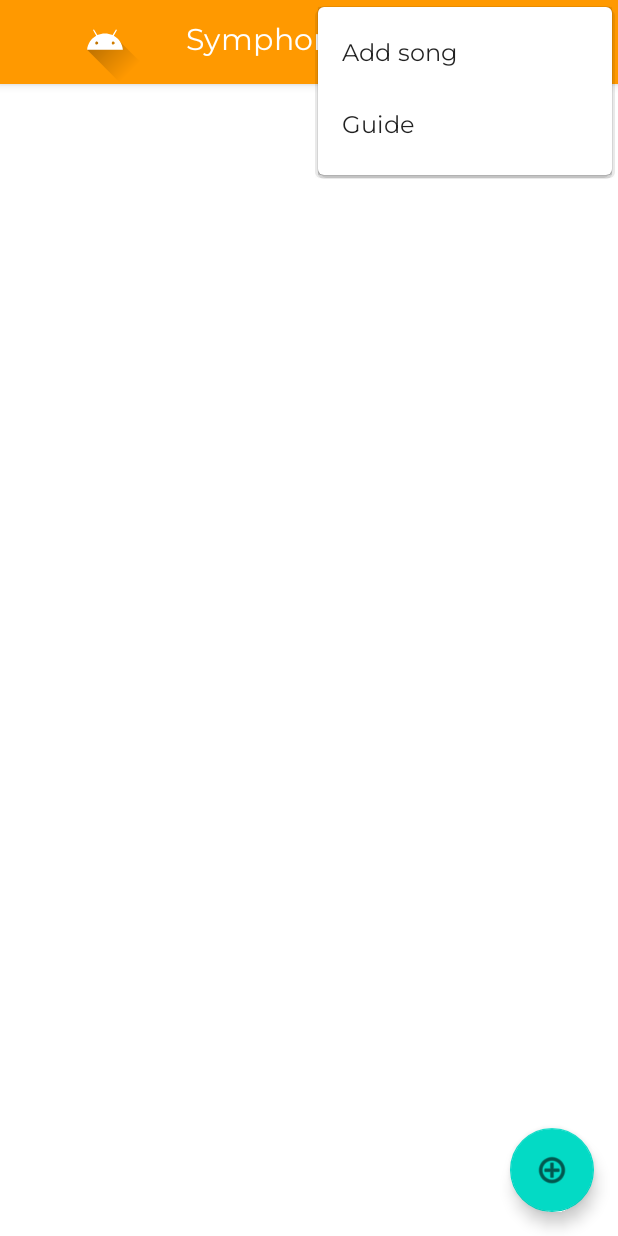
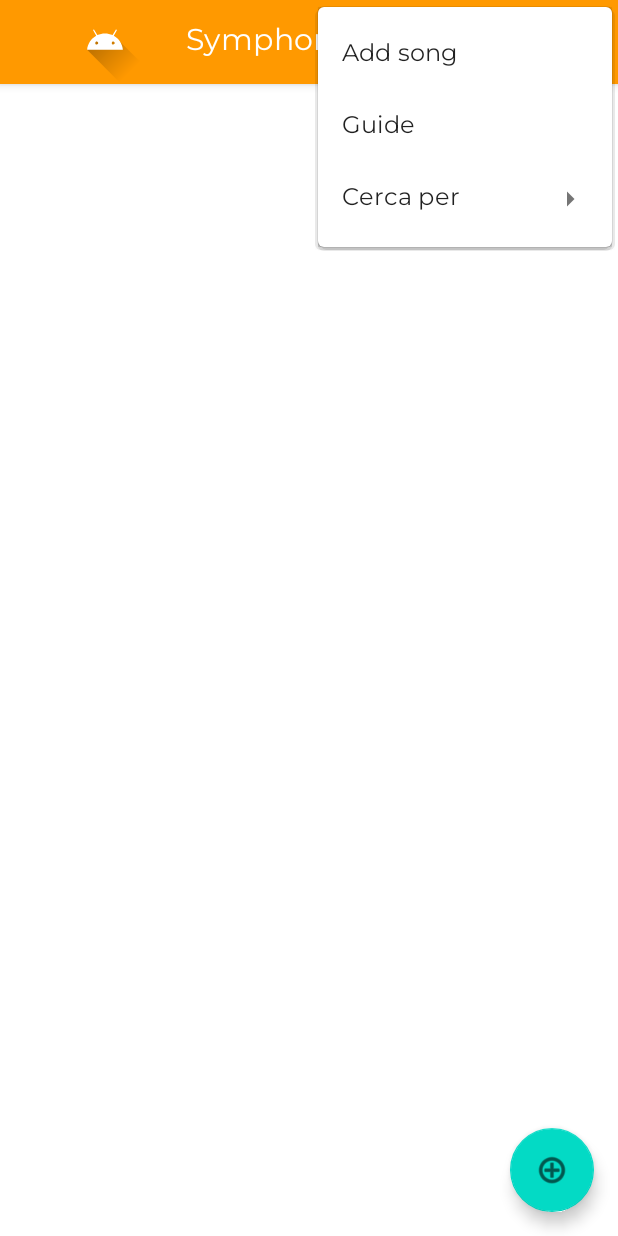
Before and after one commit to PaulonLuca/Simphony, an Android app: the screen it shows after launch (SongsListActivity), with the options menu open, on a phone screen of 412 x 824 dp. Run offline under Robolectric (Android 15) with nearby library versions, the phone set to English and light mode, and no system bars; 1 statement that could not run was skipped.

Commit message:
Implementazione interfaccia di ricerca

```diff
--- a/app/src/main/java/it/unife/isa/symphony/SongsListActivity.kt
+++ b/app/src/main/java/it/unife/isa/symphony/SongsListActivity.kt
@@ -1,20 +1,24 @@
 package it.unife.isa.symphony
 
 import android.Manifest
+import android.app.SearchManager
 import android.content.*
 import android.content.pm.PackageManager
 import android.net.Uri
 import android.os.Bundle
 import android.os.IBinder
 import android.provider.MediaStore
+import android.util.Log
 import android.view.*
-import android.widget.FrameLayout
-import android.widget.TextView
-import android.widget.Toast
+import android.widget.*
 import androidx.appcompat.app.AlertDialog
 import androidx.appcompat.app.AppCompatActivity
 import androidx.appcompat.widget.Toolbar
 import androidx.core.app.ActivityCompat
+import androidx.core.graphics.createBitmap
+import androidx.core.view.children
+import androidx.core.view.get
+import androidx.core.view.size
 import androidx.recyclerview.widget.ItemTouchHelper
 import androidx.recyclerview.widget.RecyclerView
 import com.google.android.material.floatingactionbutton.FloatingActionButton
@@ -22,6 +26,7 @@ import com.google.android.material.snackbar.Snackbar
 import it.unife.isa.symphony.content.SongModel
 import it.unife.isa.symphony.content.SongModel.Song
 import java.util.*
+
 
 /**
  * Activity che rappresenta una lista di canzoni.
@@ -55,16 +60,22 @@ class SongsListActivity : AppCompatActivity() {
         super.onCreate(savedInstanceState)
 
         //Richiesta permesso di accesso alla memoria esterna all'app
-        if(ActivityCompat.checkSelfPermission(this,
-                Manifest.permission.READ_EXTERNAL_STORAGE)!= PackageManager.PERMISSION_GRANTED)
-        {
-            ActivityCompat.requestPermissions(this, arrayOf(Manifest.permission.READ_EXTERNAL_STORAGE), REQUEST_READ_EXTERNAL_STORAGE)
+        if (ActivityCompat.checkSelfPermission(
+                this,
+                Manifest.permission.READ_EXTERNAL_STORAGE
+            ) != PackageManager.PERMISSION_GRANTED
+        ) {
+            ActivityCompat.requestPermissions(
+                this,
+                arrayOf(Manifest.permission.READ_EXTERNAL_STORAGE),
+                REQUEST_READ_EXTERNAL_STORAGE
+            )
         }
 
         setContentView(R.layout.activity_songs_list)
 
         //caricamento canzoni nella lista dal DB
-        if(SongModel.SONG_ITEMS.size==0)
+        if (SongModel.SONG_ITEMS.size == 0)
             SongModel.loadSongs(this)
 
         val toolbar = findViewById<Toolbar>(R.id.toolbar)
@@ -74,13 +85,14 @@ class SongsListActivity : AppCompatActivity() {
 
         //Click listener per aggiungere una canzone alla lista.
         //Viene richiamata l'activity di sistema ACTION_PICK per recuperare la canzone
-        val pickSong = object : View.OnClickListener{
+        val pickSong = object : View.OnClickListener {
             override fun onClick(v: View?) {
                 val intent = Intent(Intent.ACTION_PICK, MediaStore.Audio.Media.EXTERNAL_CONTENT_URI)
                 try {
                     startActivityForResult(intent, pickAudioCode)
-                } catch(e: ActivityNotFoundException) {
-                    Toast.makeText(applicationContext, R.string.no_picked_audio, Toast.LENGTH_SHORT).show()
+                } catch (e: ActivityNotFoundException) {
+                    Toast.makeText(applicationContext, R.string.no_picked_audio, Toast.LENGTH_SHORT)
+                        .show()
                 }
             }
         }
@@ -89,7 +101,7 @@ class SongsListActivity : AppCompatActivity() {
         //e si collega al listener pickSong.
         findViewById<FloatingActionButton>(R.id.fab).setOnClickListener { view ->
             Snackbar.make(view, "Add song", Snackbar.LENGTH_LONG)
-                .setAction("ADD",pickSong).show()
+                .setAction("ADD", pickSong).show()
         }
 
 
@@ -101,9 +113,9 @@ class SongsListActivity : AppCompatActivity() {
         //Avvio servizio in modalità start per mantenerlo attivo durante
         //tutto il ciclo di vita dell'applicazione. Il servizio verrà stoppato alla
         //chiusura dell'app poichè nel manifest si è specificato: stopWithTask=true
-        val i=Intent(applicationContext,PlayerService::class.java)
+        val i = Intent(applicationContext, PlayerService::class.java)
         //Creazione connessione per comuniare con service in caso di cancellazione canzone in riproduzione
-        bindService(i,mConnection, Context.BIND_AUTO_CREATE)
+        bindService(i, mConnection, Context.BIND_AUTO_CREATE)
         startService(i)
 
         //Si aggancia l'adapter alla recycler view
@@ -328,6 +340,12 @@ class SongsListActivity : AppCompatActivity() {
     //Gonfiaggio dell'interfaccia grafica del menù
     override fun onCreateOptionsMenu(menu: Menu?): Boolean {
         menuInflater.inflate(R.menu.menu_main,menu)
+        // Associate searchable configuration with the SearchView
+        val cn = ComponentName(this, SearchActivity::class.java)
+        val searchManager = getSystemService(Context.SEARCH_SERVICE) as SearchManager
+        (menu!!.findItem(R.id.search).actionView as SearchView).apply {
+            setSearchableInfo(searchManager.getSearchableInfo(cn))
+        }
         return super.onCreateOptionsMenu(menu)
     }
 
@@ -351,8 +369,21 @@ class SongsListActivity : AppCompatActivity() {
                     Toast.makeText(applicationContext, R.string.no_picked_audio, Toast.LENGTH_SHORT).show()
                 }
             }
+            R.id.artist->{
+                if(item.isChecked)
+                    item.setChecked(false)
+                else
+                    item.setChecked(true)
+                Log.d("------TEST-----","artist")
+            }
+            R.id.genre->{
+                if(item.isChecked)
+                    item.setChecked(false)
+                else
+                    item.setChecked(true)
+                Log.d("------TEST-----","genre")
+            }
         }
-
         return super.onOptionsItemSelected(item)
     }
 
--- a/app/src/main/res/menu/menu_main.xml
+++ b/app/src/main/res/menu/menu_main.xml
@@ -1,6 +1,11 @@
 <?xml version="1.0" encoding="utf-8"?>
 <menu xmlns:android="http://schemas.android.com/apk/res/android"
     xmlns:app="http://schemas.android.com/apk/res-auto">
+
+    <item android:id="@+id/search"
+        android:title="search"
+        app:showAsAction="collapseActionView|ifRoom"
+        app:actionViewClass="android.widget.SearchView" />
 
     <item android:id="@+id/menu_add"
         android:title="@string/add_song"
@@ -9,4 +14,19 @@
     <item android:id="@+id/menu_guide"
         android:title="@string/guide"
         app:showAsAction="never"/>
+
+    <item android:id="@+id/settings"
+        android:title="Cerca per">
+        <menu >
+            <group android:id="@+id/startScreenGroup"
+                android:checkableBehavior="single">
+                <item android:id="@+id/artist"
+                    android:title="Artist"
+                    android:checked="true"/>
+                <item android:id="@+id/genre"
+                    android:title="Genre" />
+            </group>
+        </menu>
+    </item>
+
 </menu>
--- /dev/null
+++ b/app/src/main/res/xml/searchable.xml
@@ -0,0 +1,5 @@
+<?xml version="1.0" encoding="utf-8"?>
+
+<searchable xmlns:android="http://schemas.android.com/apk/res/android"
+    android:label="@string/app_name"
+    android:hint="Ricerca" />
```
Also changed, not shown: app/src/main/AndroidManifest.xml (+20 -7 lines), app/src/main/java/it/unife/isa/symphony/SearchActivity.kt (added, +32 -0 lines).
